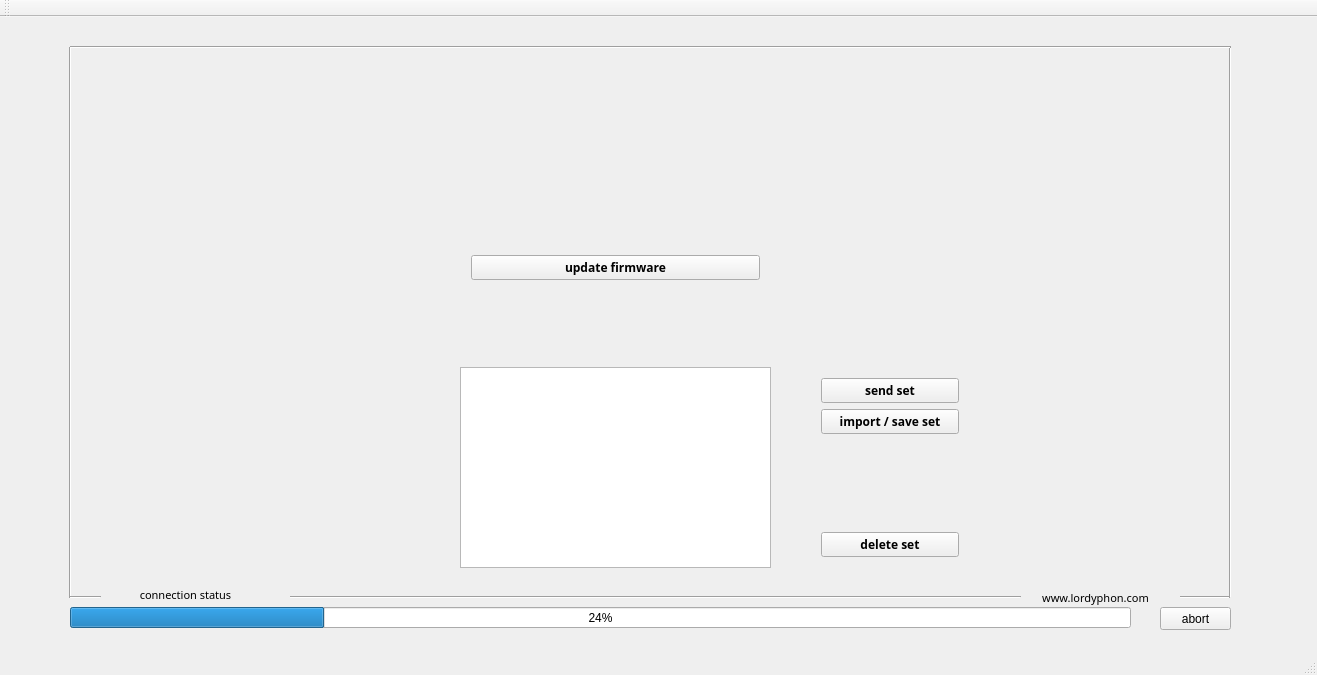
Lordyphon2021/LordyLink-online-firmware-updater, file LordyLink.ui: the form before one commit.
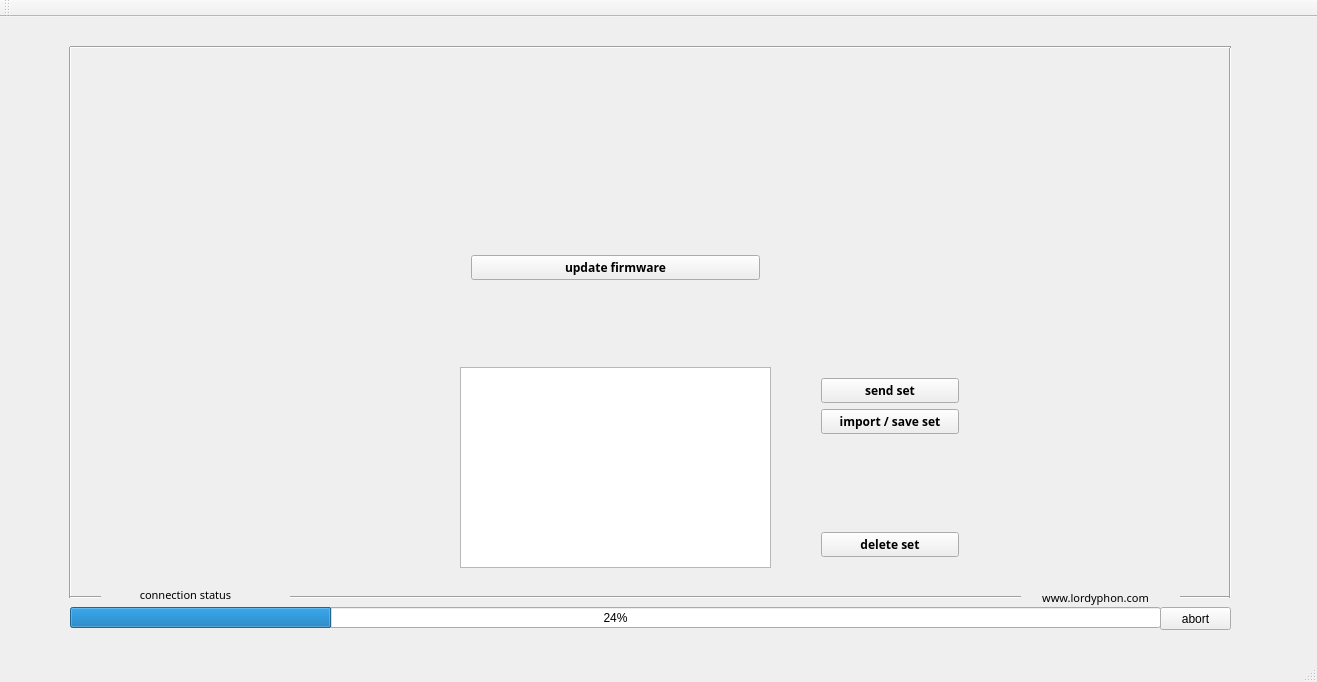
The form after the commit.

Commit message: tweaked abort call

The edit to the form file:
```diff
--- a/LordyLink.ui
+++ b/LordyLink.ui
@@ -7,7 +7,7 @@
     <x>0</x>
     <y>0</y>
     <width>1317</width>
-    <height>675</height>
+    <height>682</height>
    </rect>
   </property>
   <property name="windowTitle">
@@ -139,7 +139,7 @@
      <rect>
       <x>70</x>
       <y>590</y>
-      <width>1061</width>
+      <width>1091</width>
       <height>21</height>
      </rect>
     </property>
@@ -155,7 +155,7 @@
      <rect>
       <x>70</x>
       <y>590</y>
-      <width>1041</width>
+      <width>1061</width>
       <height>21</height>
      </rect>
     </property>
```
The commit also changes 2 other files.
